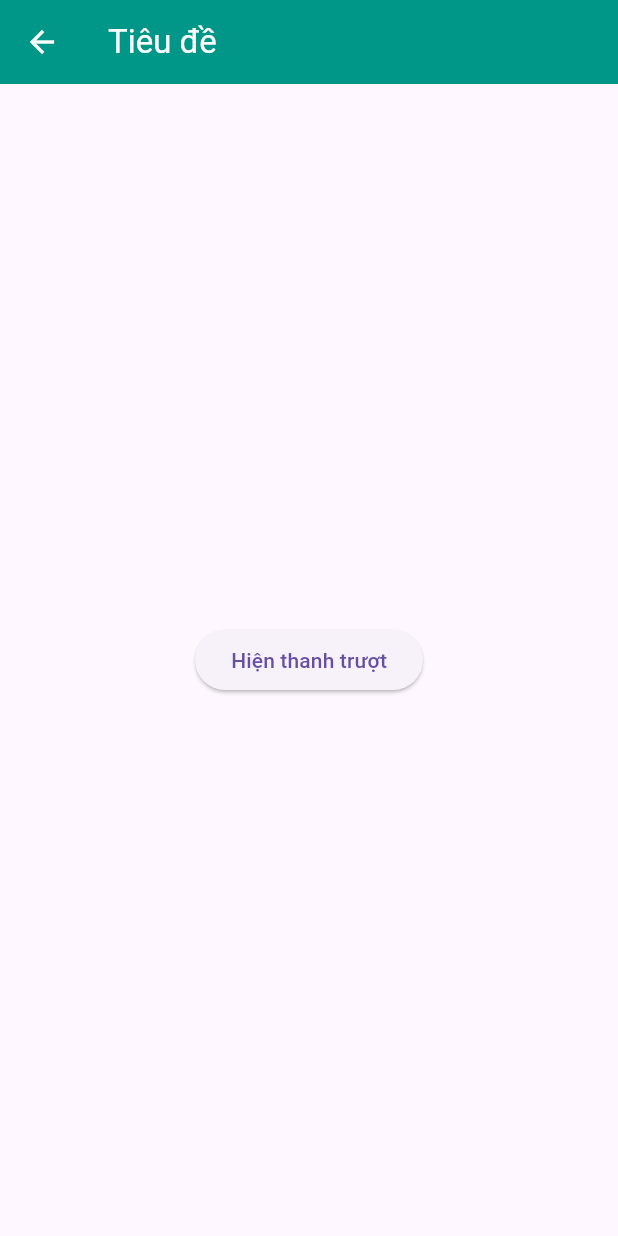
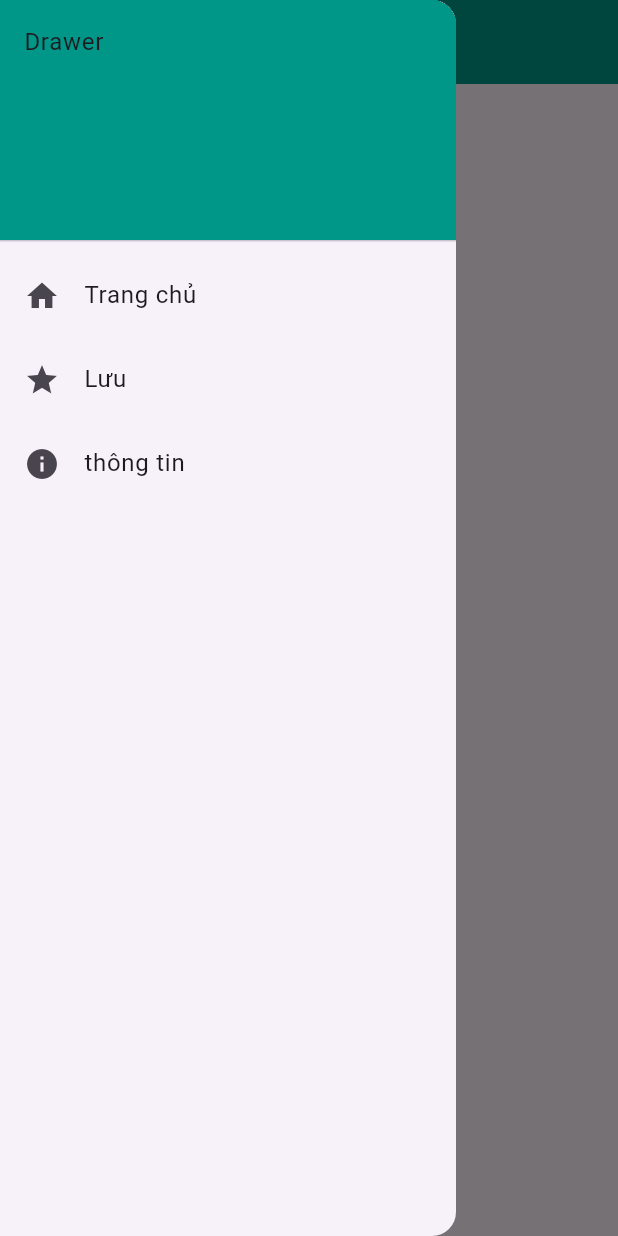
Before and after one commit to quan02077/Dart_-_Flutter, a Flutter app: the bottomSheet screen opened directly, with the side drawer open (before the commit the screen has no drawer), on a phone screen of 412 x 824 dp. Run offline on Flutter 3.47's test engine with Material 3 defaults, Android fonts, the phone set to English and light mode, and no system bars.

Commit message:
Buổi 5 tiếp tục

```diff
--- a/fl_b1/lib/Buoi5/Bai3.dart
+++ b/fl_b1/lib/Buoi5/Bai3.dart
@@ -50,7 +50,33 @@ class bottomSheet extends StatelessWidget{
         ),
       body: Center(
         child: ElevatedButton(onPressed: () => showThanhTruot(context), child: const Text('Hiện thanh trượt')),
-      )
+      ),
+      drawer: Drawer(
+        child: ListView(
+          padding: EdgeInsets.all(0),
+          children: [
+            DrawerHeader(
+                child: const Text('Drawer'),
+                decoration: BoxDecoration(color: Colors.teal),
+            ),
+            ListTile(
+              leading: Icon(Icons.home),
+              title: const Text('Trang chủ'),
+              onTap: () {},
+            ),
+            ListTile(
+              leading: Icon(Icons.star),
+              title: const Text('Lưu'),
+              onTap: () {},
+            ),
+            ListTile(
+              leading: Icon(Icons.info),
+              title: const Text('thông tin'),
+              onTap: () {},
+            ),
+          ],
+        ),
+      ),
     );
   }
 }
```
